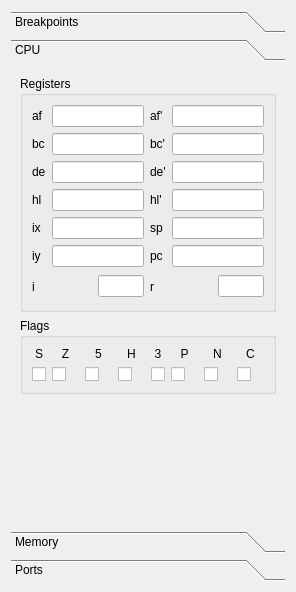
Before: the Qt Designer form gui-qt/calcdebuger.ui in labsin/TilEm, drawn with Qt 5.
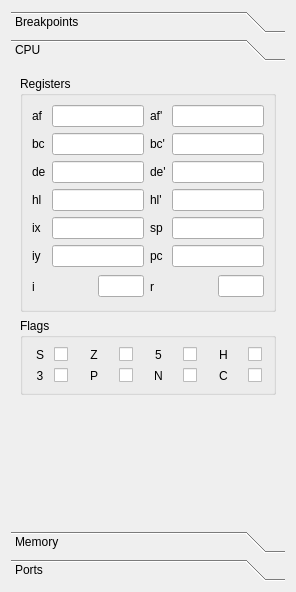
After: the same form once the commit is applied. The open tabs and pages were chosen to show the change.

```diff
--- a/gui-qt/calcdebuger.ui
+++ b/gui-qt/calcdebuger.ui
@@ -597,7 +597,7 @@
             </property>
            </widget>
           </item>
-          <item row="0" column="1" colspan="2">
+          <item row="0" column="2" colspan="2">
            <widget class="QLabel" name="label_2">
             <property name="text">
              <string>Z</string>
@@ -607,7 +607,7 @@
             </property>
            </widget>
           </item>
-          <item row="0" column="3" colspan="2">
+          <item row="0" column="5" colspan="2">
            <widget class="QLabel" name="label_3">
             <property name="text">
              <string>5</string>
@@ -617,7 +617,7 @@
             </property>
            </widget>
           </item>
-          <item row="0" column="5" colspan="2">
+          <item row="0" column="8" colspan="2">
            <widget class="QLabel" name="label_6">
             <property name="text">
              <string>H</string>
@@ -627,7 +627,7 @@
             </property>
            </widget>
           </item>
-          <item row="0" column="7">
+          <item row="2" column="0">
            <widget class="QLabel" name="label_11">
             <property name="text">
              <string>3</string>
@@ -637,7 +637,7 @@
             </property>
            </widget>
           </item>
-          <item row="0" column="8" colspan="2">
+          <item row="2" column="2" colspan="2">
            <widget class="QLabel" name="label_9">
             <property name="text">
              <string>P</string>
@@ -647,7 +647,17 @@
             </property>
            </widget>
           </item>
-          <item row="0" column="12" colspan="2">
+          <item row="2" column="5" colspan="2">
+           <widget class="QLabel" name="label_10">
+            <property name="text">
+             <string>N</string>
+            </property>
+            <property name="alignment">
+             <set>Qt::AlignCenter</set>
+            </property>
+           </widget>
+          </item>
+          <item row="2" column="8" colspan="2">
            <widget class="QLabel" name="label_8">
             <property name="text">
              <string>C</string>
@@ -657,72 +667,62 @@
             </property>
            </widget>
           </item>
-          <item row="1" column="0">
+          <item row="0" column="1">
            <widget class="QCheckBox" name="chk_flag_S">
             <property name="text">
              <string/>
             </property>
            </widget>
           </item>
-          <item row="1" column="1" colspan="2">
+          <item row="0" column="4">
            <widget class="QCheckBox" name="chk_flag_Z">
             <property name="text">
              <string/>
             </property>
            </widget>
           </item>
-          <item row="1" column="3" colspan="2">
+          <item row="0" column="7">
            <widget class="QCheckBox" name="chk_flag_5">
             <property name="text">
              <string/>
             </property>
            </widget>
           </item>
-          <item row="1" column="5" colspan="2">
-           <widget class="QCheckBox" name="chk_flag_H">
-            <property name="text">
-             <string/>
-            </property>
-           </widget>
-          </item>
-          <item row="1" column="7">
-           <widget class="QCheckBox" name="chk_flag_3">
-            <property name="text">
-             <string/>
-            </property>
-           </widget>
-          </item>
-          <item row="1" column="8" colspan="2">
+          <item row="2" column="4">
            <widget class="QCheckBox" name="chk_flag_P">
             <property name="text">
              <string/>
             </property>
            </widget>
           </item>
-          <item row="1" column="10" colspan="2">
+          <item row="2" column="7">
            <widget class="QCheckBox" name="chk_flag_N">
             <property name="text">
              <string/>
             </property>
            </widget>
           </item>
-          <item row="1" column="12" colspan="2">
+          <item row="0" column="10">
+           <widget class="QCheckBox" name="chk_flag_H">
+            <property name="text">
+             <string/>
+            </property>
+           </widget>
+          </item>
+          <item row="2" column="1">
+           <widget class="QCheckBox" name="chk_flag_3">
+            <property name="text">
+             <string/>
+            </property>
+           </widget>
+          </item>
+          <item row="2" column="10">
            <widget class="QCheckBox" name="chk_flag_C">
             <property name="text">
              <string/>
             </property>
            </widget>
           </item>
-          <item row="0" column="10" colspan="2">
-           <widget class="QLabel" name="label_10">
-            <property name="text">
-             <string>N</string>
-            </property>
-            <property name="alignment">
-             <set>Qt::AlignCenter</set>
-            </property>
-           </widget>
-          </item>
          </layout>
         </widget>
        </item>
```
Left out of the diff: 2 changed lines with no effect on the pictures.
